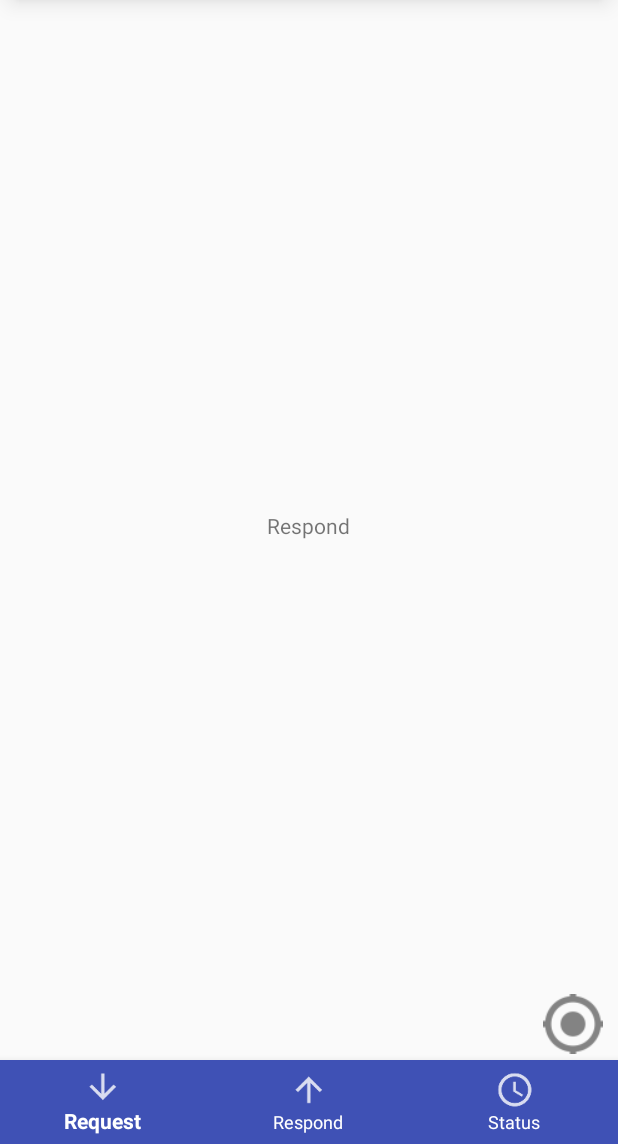
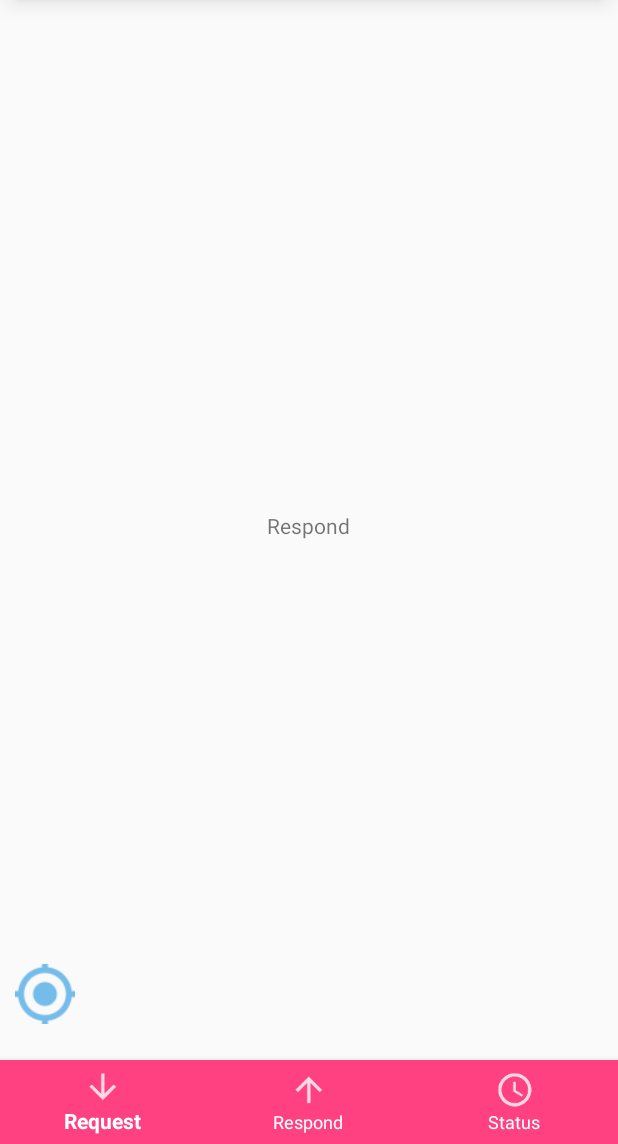
Before and after one commit to aayushamann/ThisProject, an Android app: the HomeActivity screen opened directly, with no data from a screen before it, item 2 of the bottom bar chosen, on a phone screen of 412 x 824 dp, the part 92-1236 px from its top. Run offline under Robolectric (Android 15) with nearby library versions, the phone set to English and light mode, and no system bars; our stand-ins replace Firebase (no records; nobody signed in at launch, a user with empty details on screens opened directly); libraries missing offline, so code that uses them is left out: com.google.maps.android; 2 statements that could not run were skipped.

Commit message:
Icon and NavBar Customization

```diff
--- a/app/src/main/java/com/saluchen/thisproject/HomeActivity.java
+++ b/app/src/main/java/com/saluchen/thisproject/HomeActivity.java
@@ -47,6 +47,7 @@ import com.google.android.gms.maps.CameraUpdateFactory;
 import com.google.android.gms.maps.GoogleMap;
 import com.google.android.gms.maps.OnMapReadyCallback;
 import com.google.android.gms.maps.SupportMapFragment;
+import com.google.android.gms.maps.UiSettings;
 import com.google.android.gms.maps.model.BitmapDescriptorFactory;
 import com.google.android.gms.maps.model.Circle;
 import com.google.android.gms.maps.model.CircleOptions;
@@ -102,9 +103,9 @@ public class HomeActivity extends AppCompatActivity
     private String TAG = "HomeActivity";
     private FirebaseAuth mAuth;
 
-    private TextView textFavorites;
-    private TextView textSchedules;
-    private TextView textMusic;
+    private TextView request_text;
+    private TextView respond_text;
+    private TextView status_text;
 
     @Override
     protected void onCreate(Bundle savedInstanceState) {
@@ -112,38 +113,7 @@ public class HomeActivity extends AppCompatActivity
         setContentView(R.layout.activity_home);
 //        Toolbar toolbar = (Toolbar) findViewById(R.id.toolbar);
 //        setSupportActionBar(toolbar);
-
-        textFavorites = (TextView) findViewById(R.id.text_favorites);
-        textSchedules = (TextView) findViewById(R.id.text_schedules);
-        textMusic = (TextView) findViewById(R.id.text_music);
-
-        BottomNavigationView bottomNavigationView = (BottomNavigationView)
-                findViewById(R.id.bottom_navigation);
-
-        bottomNavigationView.setOnNavigationItemSelectedListener(
-                new BottomNavigationView.OnNavigationItemSelectedListener() {
-                    @Override
-                    public boolean onNavigationItemSelected(@NonNull MenuItem item) {
-                        switch (item.getItemId()) {
-                            case R.id.action_favorites:
-                                textFavorites.setVisibility(View.VISIBLE);
-                                textSchedules.setVisibility(View.GONE);
-                                textMusic.setVisibility(View.GONE);
-                                break;
-                            case R.id.action_schedules:
-                                textFavorites.setVisibility(View.GONE);
-                                textSchedules.setVisibility(View.VISIBLE);
-                                textMusic.setVisibility(View.GONE);
-                                break;
-                            case R.id.action_music:
-                                textFavorites.setVisibility(View.GONE);
-                                textSchedules.setVisibility(View.GONE);
-                                textMusic.setVisibility(View.VISIBLE);
-                                break;
-                        }
-                        return false;
-                    }
-                });
+        setBottomNavBar();
 
         DrawerLayout drawer = (DrawerLayout) findViewById(R.id.drawer_layout);
         ActionBarDrawerToggle toggle = new ActionBarDrawerToggle(
@@ -195,6 +165,43 @@ public class HomeActivity extends AppCompatActivity
 //            }
 //        });
 
+    }
+
+    private void setBottomNavBar(){
+        request_text = (TextView) findViewById(R.id.request_text);
+        respond_text = (TextView) findViewById(R.id.respond_text);
+        status_text = (TextView) findViewById(R.id.status_text);
+
+        BottomNavigationView bottomNavigationView = (BottomNavigationView)
+                findViewById(R.id.bottom_navigation);
+
+        bottomNavigationView.setOnNavigationItemSelectedListener(
+                new BottomNavigationView.OnNavigationItemSelectedListener() {
+                    @Override
+                    public boolean onNavigationItemSelected(@NonNull MenuItem item) {
+                        switch (item.getItemId()) {
+                            case R.id.request_action:
+                                Toast.makeText(HomeActivity.this,"Request",Toast.LENGTH_SHORT).show();
+                                request_text.setVisibility(View.VISIBLE);
+                                respond_text.setVisibility(View.GONE);
+                                status_text.setVisibility(View.GONE);
+                                break;
+                            case R.id.respond_action:
+                                Toast.makeText(HomeActivity.this,"Respond",Toast.LENGTH_SHORT).show();
+                                request_text.setVisibility(View.GONE);
+                                respond_text.setVisibility(View.VISIBLE);
+                                status_text.setVisibility(View.GONE);
+                                break;
+                            case R.id.status_action:
+                                Toast.makeText(HomeActivity.this,"Status",Toast.LENGTH_SHORT).show();
+                                request_text.setVisibility(View.GONE);
+                                respond_text.setVisibility(View.GONE);
+                                status_text.setVisibility(View.VISIBLE);
+                                break;
+                        }
+                        return false;
+                    }
+                });
     }
 
     @Override
@@ -288,6 +295,11 @@ public class HomeActivity extends AppCompatActivity
          */
 
         }
+        mMap.setPadding(0,0,0,100);
+        mMap.getUiSettings().setZoomControlsEnabled(true);
+        mMap.getUiSettings().setMapToolbarEnabled(false);
+        mMap.getUiSettings().setCompassEnabled(false);
+
         mMap.setInfoWindowAdapter(new CustomInfoWindowAdapter(HomeActivity.this));
         init();
         setUpCircle();
@@ -502,25 +514,35 @@ public class HomeActivity extends AppCompatActivity
             if(mLocationPermissionsGranted){
 
                 final Task location = mFusedLocationProviderClient.getLastLocation();
+
                 location.addOnCompleteListener(new OnCompleteListener() {
                     @Override
                     public void onComplete(@NonNull Task task) {
                         if(task.isSuccessful()){
                             Log.d(TAG, "onComplete: found location!");
                             Location currentLocation = (Location) task.getResult();
-
-                            moveCamera(new LatLng(currentLocation.getLatitude(), currentLocation.getLongitude()),
+                            if(location!=null) {
+                                moveCamera(new LatLng(currentLocation.getLatitude(), currentLocation.getLongitude()),
                                         DEFAULT_ZOOM,
-                                    "My Location",noPlaceInfo);
+                                        "My Location", noPlaceInfo);
+                            }
+                            else{
+                                Toast.makeText(HomeActivity.this, "Allow Location", Toast.LENGTH_SHORT).show();
+                            }
 
                         }else{
-                            Log.d(TAG, "onComplete: current location is null");
+                            Log.d(TAG, "onCoplete: current location is null");
                             Toast.makeText(HomeActivity.this, "unable to get current location", Toast.LENGTH_SHORT).show();
                         }
                     }
                 });
             }
         }catch (SecurityException e){
+            Toast.makeText(HomeActivity.this, "Error", Toast.LENGTH_SHORT).show();
+            Log.e(TAG, "getDeviceLocation: SecurityException: " + e.getMessage() );
+        }
+        catch (NullPointerException e){
+            Toast.makeText(HomeActivity.this, "Allow Location", Toast.LENGTH_SHORT).show();
             Log.e(TAG, "getDeviceLocation: SecurityException: " + e.getMessage() );
         }
     }
@@ -706,7 +728,7 @@ public class HomeActivity extends AppCompatActivity
 
         // Animate camera to the bounds
         try {
-            getMap().animateCamera(CameraUpdateFactory.newLatLngBounds(bounds, 10));
+            getMap().animateCamera(CameraUpdateFactory.newLatLngBounds(bounds, 40));
         } catch (Exception e) {
             e.printStackTrace();
         }
--- a/app/src/main/res/layout/content_home.xml
+++ b/app/src/main/res/layout/content_home.xml
@@ -50,36 +50,36 @@
         android:layout_width="40dp"
         android:layout_height="40dp"
         android:layout_alignParentBottom="true"
-        android:layout_alignParentRight="true"
-        android:layout_marginRight="10dp"
-        android:layout_marginTop="10dp"
+        android:layout_alignParentLeft="true"
+        android:layout_marginLeft="10dp"
         android:scaleType="centerCrop"
         android:id="@+id/ic_gps"
         android:src="@drawable/ic_gps"
-        android:layout_marginBottom="60dp"
+        android:layout_marginBottom="80dp"
         />
 
     <TextView
-        android:id="@+id/text_favorites"
+        android:id="@+id/request_text"
         android:layout_width="wrap_content"
         android:layout_height="wrap_content"
         android:layout_centerInParent="true"
-        android:text="@string/text_favorites" />
+        android:text="@string/request_str"
+        android:visibility="gone"/>
 
     <TextView
-        android:id="@+id/text_schedules"
+        android:id="@+id/respond_text"
         android:layout_width="wrap_content"
         android:layout_height="wrap_content"
         android:layout_centerInParent="true"
-        android:text="@string/text_schedules"
+        android:text="@string/respond_str"
         android:visibility="gone" />
 
     <TextView
-        android:id="@+id/text_music"
+        android:id="@+id/status_text"
         android:layout_width="wrap_content"
         android:layout_height="wrap_content"
         android:layout_centerInParent="true"
-        android:text="@string/text_music"
+        android:text="@string/status_str"
         android:visibility="gone" />
 
     <android.support.design.widget.BottomNavigationView
@@ -87,7 +87,7 @@
         android:layout_width="match_parent"
         android:layout_height="wrap_content"
         android:layout_alignParentBottom="true"
-        app:itemBackground="@color/colorPrimary"
+        app:itemBackground="@color/colorAccent"
         app:itemIconTint="@color/white"
         app:itemTextColor="@color/white"
         app:menu="@menu/bottom_navigation_main" />
--- a/app/src/main/res/menu/bottom_navigation_main.xml
+++ b/app/src/main/res/menu/bottom_navigation_main.xml
@@ -2,21 +2,21 @@
 <menu xmlns:android="http://schemas.android.com/apk/res/android"
     xmlns:app="http://schemas.android.com/apk/res-auto">
     <item
-        android:id="@+id/action_favorites"
+        android:id="@+id/request_action"
         android:enabled="true"
         android:icon="@drawable/ic_request"
-        android:title="@string/text_favorites"
+        android:title="@string/request_str"
         app:showAsAction="ifRoom" />
     <item
-        android:id="@+id/action_schedules"
+        android:id="@+id/respond_action"
         android:enabled="true"
         android:icon="@drawable/ic_respond"
-        android:title="@string/text_schedules"
+        android:title="@string/respond_str"
         app:showAsAction="ifRoom" />
     <item
-        android:id="@+id/action_music"
+        android:id="@+id/status_action"
         android:enabled="true"
         android:icon="@drawable/ic_status"
-        android:title="@string/text_music"
+        android:title="@string/status_str"
         app:showAsAction="ifRoom" />
 </menu>
--- a/app/src/main/res/values/strings.xml
+++ b/app/src/main/res/values/strings.xml
@@ -33,8 +33,8 @@
     <string name="bs_cancel">Cancel</string>
     <string name="title_activity_maps">Map</string>>
 
-    <string name="text_favorites">Request</string>
-    <string name="text_schedules">Respond</string>
-    <string name="text_music">Status</string>
+    <string name="request_str">Request</string>
+    <string name="respond_str">Respond</string>
+    <string name="status_str">Status</string>
 
 </resources>
```
Also changed, not shown: app/src/main/res/drawable-hdpi/ic_gps.png, app/src/main/res/drawable-mdpi/ic_gps.png, app/src/main/res/drawable-xhdpi/ic_gps.png, app/src/main/res/drawable-xxhdpi/ic_gps.png.
